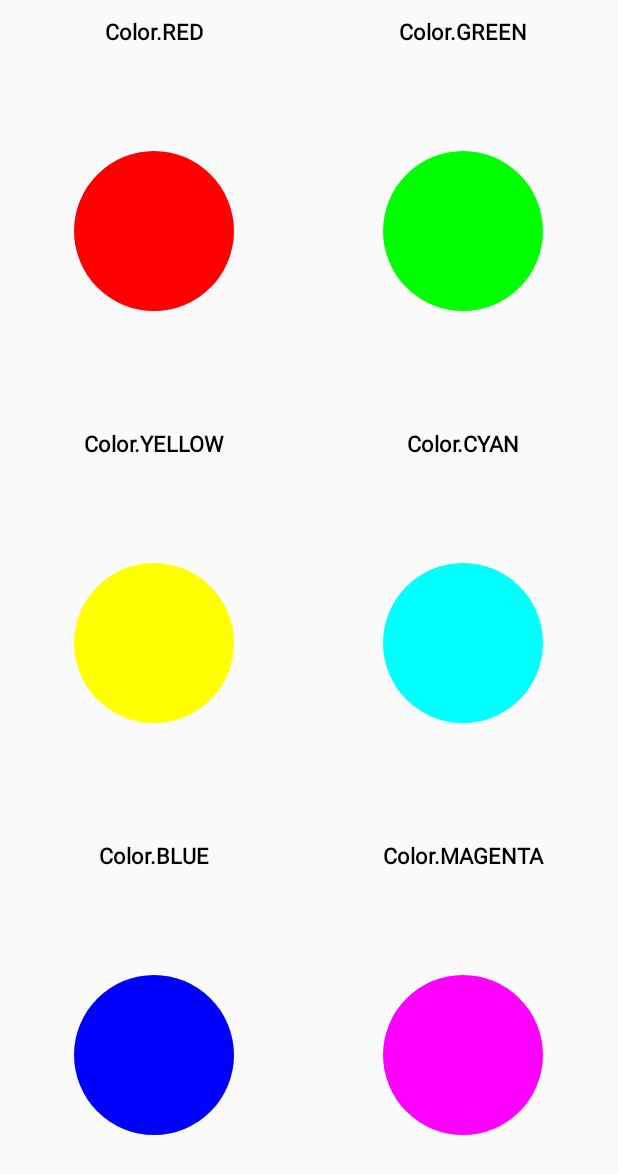
After one commit to Maicris/Cap04ex01-paint, an Android app: the ColorActivity screen opened directly, with no data from a screen before it, on a phone screen of 412 x 824 dp. The commit adds this screen. Shown: the top 1174 px of the screen. Run offline under Robolectric (Android 15) with nearby library versions, the phone set to English and light mode, and no system bars.

Commit message:
Adicionadas mais duas acitivities

```diff
--- /dev/null
+++ b/app/src/main/java/br/com/criandojogosandroid/cap04ex01_paint/ColorActivity.java
@@ -0,0 +1,64 @@
+package br.com.criandojogosandroid.cap04ex01_paint;
+
+import android.content.Context;
+import android.graphics.Canvas;
+import android.graphics.Color;
+import android.graphics.Paint;
+import android.os.Bundle;
+import android.support.v7.app.AppCompatActivity;
+import android.view.View;
+
+public class ColorActivity extends AppCompatActivity {
+
+    private Tela tela;
+
+    @Override
+    protected void onCreate(Bundle savedInstanceState) {
+        super.onCreate(savedInstanceState);
+        getSupportActionBar().hide();
+        tela = new Tela(this);
+        setContentView(tela);
+    }
+
+    private class Tela extends View {
+
+        private Paint drawPaint = new Paint();
+        private Paint textPaint = new Paint();
+        private int colors[];
+        private String texts[];
+
+        public Tela(Context context) {
+            super(context);
+            drawPaint.setStyle(Paint.Style.FILL);
+            textPaint.setColor(Color.BLACK);
+            textPaint.setTextAlign(Paint.Align.CENTER);
+            textPaint.setTextSize(22);
+            textPaint.setFakeBoldText(true);
+            colors = new int[]{
+                    Color.RED, Color.YELLOW, Color.BLUE, Color.GREEN, Color.CYAN, Color.MAGENTA
+            };
+            texts = new String[] {
+                    "Color.RED", "Color.YELLOW", "Color.BLUE", "Color.GREEN", "Color.CYAN", "Color.MAGENTA"
+            };
+        }
+
+        @Override
+        protected void onDraw(Canvas canvas) {
+            super.onDraw(canvas);
+            for (int i = 0; i < 2; i++) {
+                for (int j = 0; j < 3; j++) {
+                    drawPaint.setColor(colors[i * 3 + j]);
+                    canvas.drawCircle(
+                            i * (canvas.getWidth() / 2) + (canvas.getWidth() / 4),
+                            j * (canvas.getHeight() / 3) + (canvas.getHeight() / 6 + 25),
+                            80, drawPaint);
+                    canvas.drawText(
+                            texts[i * 3 + j],
+                            i * (canvas.getWidth() / 2) + (canvas.getWidth() / 4),
+                            j * (canvas.getHeight() / 3) + 40,
+                            textPaint);
+                }
+            }
+        }
+    }
+}
```
Also changed, not shown: app/src/main/AndroidManifest.xml (+12 -0 lines), app/src/main/java/br/com/criandojogosandroid/cap04ex01_paint/MainActivity.java (+7 -1 lines), app/src/main/java/br/com/criandojogosandroid/cap04ex01_paint/StrokeWidthActivity.java (added, +56 -0 lines).
